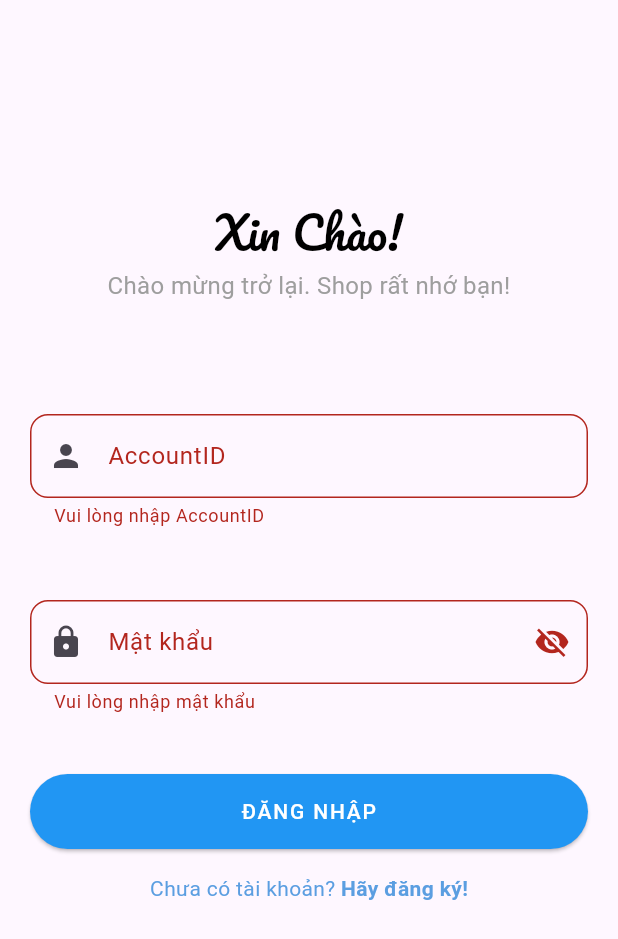
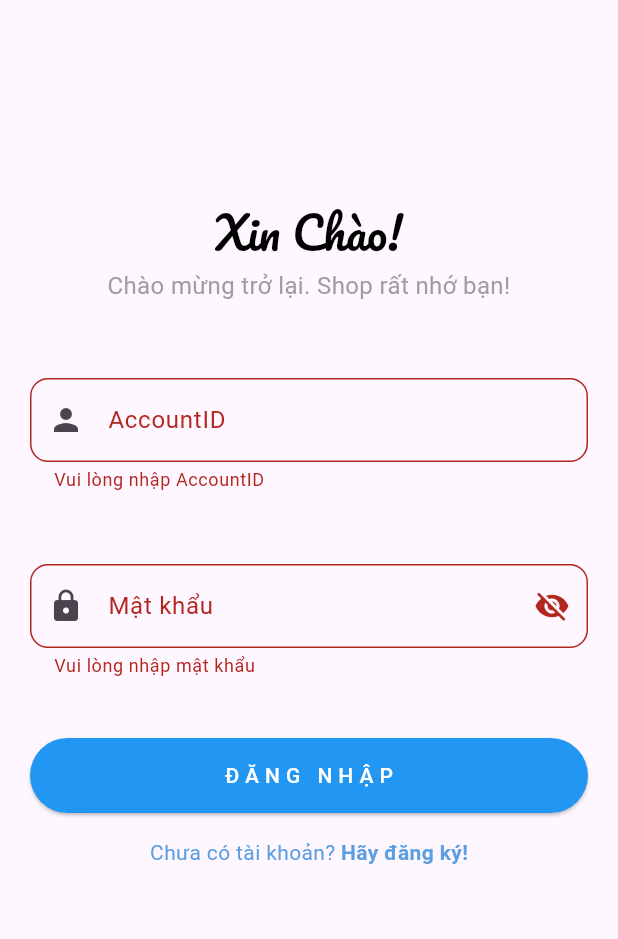
Before and after one commit to TienActor/Flutter_Shoe_selling, a Flutter app: the screen it shows after launch, after a tap on "ĐĂNG NHẬP", on a phone screen of 412 x 824 dp. Shown: the top 939 px of the screen. Run offline on Flutter 3.47's test engine with Material 3 defaults, Android fonts, the phone set to English and light mode, and no system bars; our stand-ins replace carousel_slider, dio, google_fonts, ionicons, shared_preferences; network calls fail; project files that could hold a hidden picture were left out.

Commit message:
sửalogin trước

```diff
--- a/lib/Screen/Login/login_page.dart
+++ b/lib/Screen/Login/login_page.dart
@@ -7,12 +7,12 @@ import '../../Admin/homepageAd.dart';
 import '../../Config/api_urls.dart';
 import '../../data/model.dart';
 import '../Register/signup_page.dart';
-import '../components/already_have_an_account_acheck.dart';
+import '../components/have_account.dart';
 import '../components/custom_textfield.dart';
+import '../components/custom_dialog.dart';
 
 class LoginPage extends StatefulWidget {
   const LoginPage({Key? key}) : super(key: key);
-
   @override
   State<LoginPage> createState() => _LoginPageState();
 }
@@ -62,7 +62,7 @@ class _LoginPageState extends State<LoginPage> {
                   height: 1.6,
                 ),
               ),
-              const SizedBox(height: 48),
+              const SizedBox(height: 24),
               Form(
                 key: _formKey,
                 child: Column(
@@ -114,7 +114,7 @@ class _LoginPageState extends State<LoginPage> {
                         foregroundColor: Colors.white,
                       ),
                       child: const Text("ĐĂNG NHẬP",
-                          style: TextStyle(letterSpacing: 1.2)),
+                          style: TextStyle(letterSpacing: 4)),
                     ),
                     const SizedBox(height: defaultPadding),
                     AlreadyHaveAnAccountCheck(
@@ -139,19 +139,16 @@ class _LoginPageState extends State<LoginPage> {
   Future<void> _login() async {
     if (_formKey.currentState!.validate()) {
       _formKey.currentState!.save();
-
-      log('Login request body: ${_model.accountID}, ${_model.password}');
-
+      log('${_model.accountID}, ${_model.password}');
       final result =
           await _apiRepository.login(_model.accountID!, _model.password!);
-
       if (result['success']) {
         final token = result['token'];
         if (_model.accountID == 'Tie2023' && _model.password == 'Tient3st') {
           if (mounted) {
             Navigator.pushReplacement(
               context,
-              MaterialPageRoute(builder: (context) => AdminHome()),
+              MaterialPageRoute(builder: (context) => const AdminHome()),
             );
           }
         } else {
@@ -169,9 +166,18 @@ class _LoginPageState extends State<LoginPage> {
         }
       } else {
         if (mounted) {
-          ScaffoldMessenger.of(context).showSnackBar(
-            SnackBar(content: Text('Login failed: ${result['message']}')),
-          );
+          /* ScaffoldMessenger.of(context).showSnackBar(
+            SnackBar(content: Text('${result['message']}')),
+          ); */
+          CustomDialog(
+            context: context,
+            message: result['message'],
+            durationTimes: 2,
+            borderRadius: 360.0,
+            textStyle:
+                GoogleFonts.roboto(fontWeight: FontWeight.bold, fontSize: 14),
+            backgroundColor: Colors.white,
+          ).show();
         }
       }
     }
--- a/lib/Screen/Register/signup_page.dart
+++ b/lib/Screen/Register/signup_page.dart
@@ -1,7 +1,7 @@
 import 'package:flutter/material.dart';
 import 'package:google_fonts/google_fonts.dart';
 import '../Login/login_page.dart';
-import '../components/already_have_an_account_acheck.dart';
+import '../components/have_account.dart';
 
 class SignupPage extends StatefulWidget {
   const SignupPage({Key? key}) : super(key: key);
--- /dev/null
+++ b/lib/Screen/components/custom_dialog.dart
@@ -0,0 +1,52 @@
+import 'package:flutter/material.dart';
+
+class CustomDialog {
+  final BuildContext context;
+  final String message;
+  final int durationTimes; // Thời gian hiển thị
+  final double borderRadius; // Độ bo góc
+  final TextStyle? textStyle; // Kiểu chữ cho thông điệp
+  final Color? backgroundColor; // Màu nền
+
+  CustomDialog({
+    required this.context,
+    required this.message,
+    required this.durationTimes,
+    this.textStyle,
+    this.backgroundColor,
+    required this.borderRadius,
+  });
+
+  void show() {
+    showDialog(
+      context: context,
+      barrierDismissible: true,
+      builder: (BuildContext context) {
+        Future.delayed(Duration(seconds: durationTimes), () {
+          if (Navigator.of(context).canPop()) {
+            Navigator.of(context).pop();
+          }
+        });
+        return AlertDialog(
+          content: Column(
+            mainAxisSize: MainAxisSize.min, // Kích thước nhỏ nhất theo trục dọc
+            mainAxisAlignment:
+                MainAxisAlignment.center, // Căn giữa theo trục dọc
+            crossAxisAlignment:
+                CrossAxisAlignment.center, // Căn giữa theo trục ngang
+            children: [
+              Text(
+                message.toUpperCase(),
+                style: textStyle,
+              ),
+            ],
+          ),
+          shape: RoundedRectangleBorder(
+            borderRadius: BorderRadius.circular(borderRadius),
+          ),
+          backgroundColor: backgroundColor,
+        );
+      },
+    );
+  }
+}
```
Also changed, not shown: lib/Config/api_urls.dart (+24 -12 lines), lib/Screen/components/have_account.dart (renamed from lib/Screen/components/already_have_an_account_acheck.dart).
